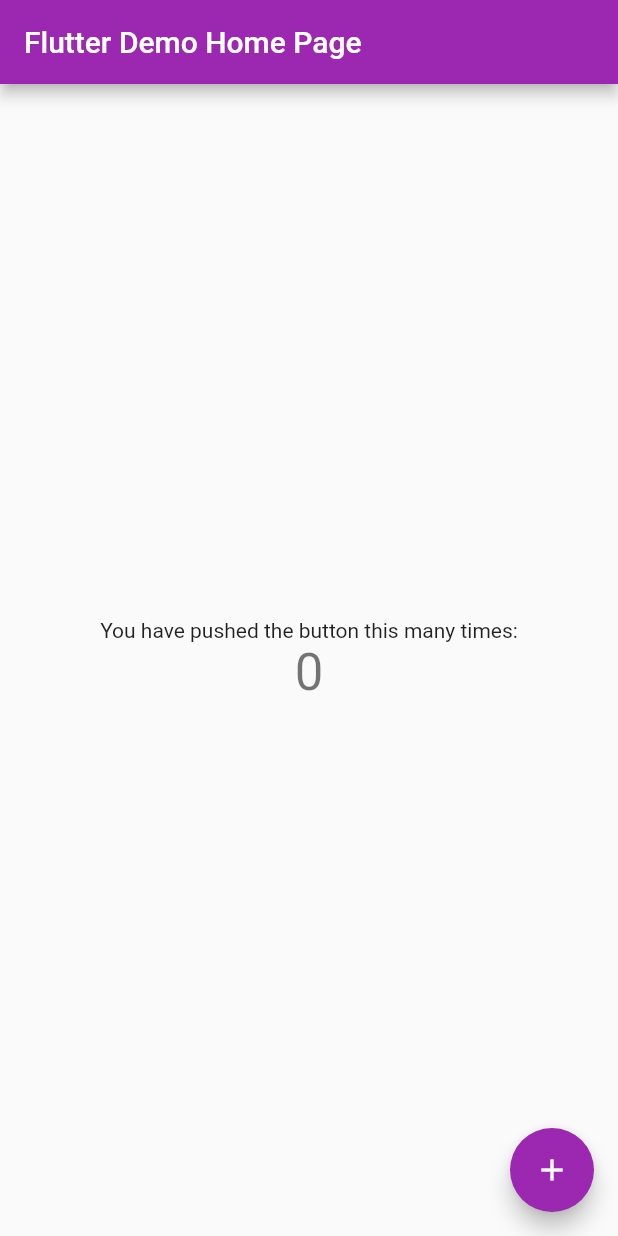
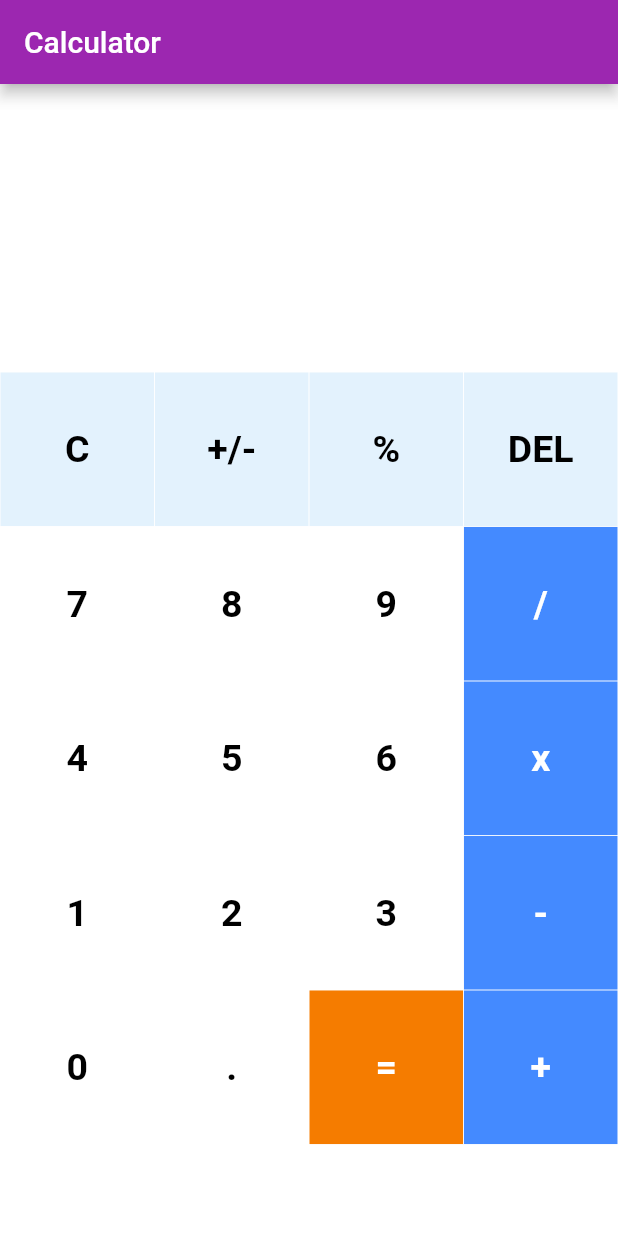
Before and after one commit to ernestomar/flutter_calculator, a Flutter app: the screen it shows after launch, on a phone screen of 412 x 824 dp. Run offline on Flutter 3.47's test engine with Material 2 defaults, Android fonts, the phone set to English and light mode, and no system bars; our stand-ins replace math_expressions.

Commit message:
Primera versión de la calculadora

```diff
--- a/lib/main.dart
+++ b/lib/main.dart
@@ -1,4 +1,7 @@
 import 'package:flutter/material.dart';
+import 'package:math_expressions/math_expressions.dart';
+
+import 'my_button.dart';
 
 void main() {
   runApp(const MyApp());
@@ -13,103 +16,200 @@ class MyApp extends StatelessWidget {
     return MaterialApp(
       title: 'Calculator',
       theme: ThemeData(
-        // This is the theme of your application.
-        //
-        // Try running your application with "flutter run". You'll see the
-        // application has a blue toolbar. Then, without quitting the app, try
-        // changing the primarySwatch below to Colors.green and then invoke
-        // "hot reload" (press "r" in the console where you ran "flutter run",
-        // or simply save your changes to "hot reload" in a Flutter IDE).
-        // Notice that the counter didn't reset back to zero; the application
-        // is not restarted.
         primarySwatch: Colors.purple,
       ),
-      home: const MyHomePage(title: 'Flutter Demo Home Page'),
+      home: const MyHomePage(),
     );
   }
 }
 
 class MyHomePage extends StatefulWidget {
-  const MyHomePage({Key? key, required this.title}) : super(key: key);
-
-  // This widget is the home page of your application. It is stateful, meaning
-  // that it has a State object (defined below) that contains fields that affect
-  // how it looks.
-
-  // This class is the configuration for the state. It holds the values (in this
-  // case the title) provided by the parent (in this case the App widget) and
-  // used by the build method of the State. Fields in a Widget subclass are
-  // always marked "final".
-
-  final String title;
+  const MyHomePage({Key? key}) : super(key: key);
 
   @override
-  State<MyHomePage> createState() => _MyHomePageState();
+  State<MyHomePage> createState() {
+    return _MyHomePageState();
+  }
 }
 
 class _MyHomePageState extends State<MyHomePage> {
-  int _counter = 0;
+  var userInput = '';
+  var answer = '';
 
-  void _incrementCounter() {
-    setState(() {
-      // This call to setState tells the Flutter framework that something has
-      // changed in this State, which causes it to rerun the build method below
-      // so that the display can reflect the updated values. If we changed
-      // _counter without calling setState(), then the build method would not be
-      // called again, and so nothing would appear to happen.
-      _counter++;
-    });
-  }
+  // Array of button
+  final List<String> buttons = [
+    'C',
+    '+/-',
+    '%',
+    'DEL',
+    '7',
+    '8',
+    '9',
+    '/',
+    '4',
+    '5',
+    '6',
+    'x',
+    '1',
+    '2',
+    '3',
+    '-',
+    '0',
+    '.',
+    '=',
+    '+',
+  ];
 
   @override
   Widget build(BuildContext context) {
-    // This method is rerun every time setState is called, for instance as done
-    // by the _incrementCounter method above.
-    //
-    // The Flutter framework has been optimized to make rerunning build methods
-    // fast, so that you can just rebuild anything that needs updating rather
-    // than having to individually change instances of widgets.
     return Scaffold(
       appBar: AppBar(
-        // Here we take the value from the MyHomePage object that was created by
-        // the App.build method, and use it to set our appbar title.
-        title: Text(widget.title),
+        title: const Text("Calculator"),
       ),
-      body: Center(
-        // Center is a layout widget. It takes a single child and positions it
-        // in the middle of the parent.
-        child: Column(
-          // Column is also a layout widget. It takes a list of children and
-          // arranges them vertically. By default, it sizes itself to fit its
-          // children horizontally, and tries to be as tall as its parent.
-          //
-          // Invoke "debug painting" (press "p" in the console, choose the
-          // "Toggle Debug Paint" action from the Flutter Inspector in Android
-          // Studio, or the "Toggle Debug Paint" command in Visual Studio Code)
-          // to see the wireframe for each widget.
-          //
-          // Column has various properties to control how it sizes itself and
-          // how it positions its children. Here we use mainAxisAlignment to
-          // center the children vertically; the main axis here is the vertical
-          // axis because Columns are vertical (the cross axis would be
-          // horizontal).
-          mainAxisAlignment: MainAxisAlignment.center,
-          children: <Widget>[
-            const Text(
-              'You have pushed the button this many times:',
+      backgroundColor: Colors.white38,
+      body: Column(
+        children: <Widget>[
+          Expanded(
+            child: Container(
+              child: Column(
+                  mainAxisAlignment: MainAxisAlignment.spaceEvenly,
+                  children: <Widget>[
+                    Container(
+                      padding: const EdgeInsets.all(20),
+                      alignment: Alignment.centerRight,
+                      child: Text(
+                        userInput,
+                        style:
+                            const TextStyle(fontSize: 18, color: Colors.white),
+                      ),
+                    ),
+                    Container(
+                      padding: const EdgeInsets.all(15),
+                      alignment: Alignment.centerRight,
+                      child: Text(
+                        answer,
+                        style: const TextStyle(
+                            fontSize: 30,
+                            color: Colors.white,
+                            fontWeight: FontWeight.bold),
+                      ),
+                    )
+                  ]),
             ),
-            Text(
-              '$_counter',
-              style: Theme.of(context).textTheme.headline4,
+          ),
+          Expanded(
+            flex: 3,
+            child: Container(
+              child: GridView.builder(
+                  itemCount: buttons.length,
+                  gridDelegate: const SliverGridDelegateWithFixedCrossAxisCount(
+                      crossAxisCount: 4),
+                  itemBuilder: (BuildContext context, int index) {
+                    // Clear Button
+                    if (index == 0) {
+                      return MyButton(
+                        buttontapped: () {
+                          setState(() {
+                            userInput = '';
+                            answer = '0';
+                          });
+                        },
+                        buttonText: buttons[index],
+                        color: Colors.blue[50],
+                        textColor: Colors.black,
+                      );
+                    }
+
+                    // +/- button
+                    else if (index == 1) {
+                      return MyButton(
+                        buttonText: buttons[index],
+                        color: Colors.blue[50],
+                        textColor: Colors.black,
+                      );
+                    }
+                    // % Button
+                    else if (index == 2) {
+                      return MyButton(
+                        buttontapped: () {
+                          setState(() {
+                            userInput += buttons[index];
+                          });
+                        },
+                        buttonText: buttons[index],
+                        color: Colors.blue[50],
+                        textColor: Colors.black,
+                      );
+                    }
+                    // Delete Button
+                    else if (index == 3) {
+                      return MyButton(
+                        buttontapped: () {
+                          setState(() {
+                            // Elimina el ultimo carcater
+                            userInput =
+                                userInput.substring(0, userInput.length - 1);
+                          });
+                        },
+                        buttonText: buttons[index],
+                        color: Colors.blue[50],
+                        textColor: Colors.black,
+                      );
+                    }
+                    // Equal_to Button
+                    else if (index == 18) {
+                      return MyButton(
+                        buttontapped: () {
+                          setState(() {
+                            equalPressed();
+                          });
+                        },
+                        buttonText: buttons[index],
+                        color: Colors.orange[700],
+                        textColor: Colors.white,
+                      );
+                    }
+
+                    //  other buttons
+                    else {
+                      return MyButton(
+                        buttontapped: () {
+                          setState(() {
+                            userInput += buttons[index];
+                          });
+                        },
+                        buttonText: buttons[index],
+                        color: isOperator(buttons[index])
+                            ? Colors.blueAccent
+                            : Colors.white,
+                        textColor: isOperator(buttons[index])
+                            ? Colors.white
+                            : Colors.black,
+                      );
+                    }
+                  }), // GridView.builder
             ),
-          ],
-        ),
+          ),
+        ],
       ),
-      floatingActionButton: FloatingActionButton(
-        onPressed: _incrementCounter,
-        tooltip: 'Increment',
-        child: const Icon(Icons.add),
-      ), // This trailing comma makes auto-formatting nicer for build methods.
     );
   }
+
+  bool isOperator(String x) {
+    if (x == '/' || x == 'x' || x == '-' || x == '+' || x == '=') {
+      return true;
+    }
+    return false;
+  }
+
+  void equalPressed() {
+    String finaluserinput = userInput;
+    finaluserinput = userInput.replaceAll('x', '*');
+
+    Parser p = Parser();
+    Expression exp = p.parse(finaluserinput);
+    ContextModel cm = ContextModel();
+    double eval = exp.evaluate(EvaluationType.REAL, cm);
+    answer = eval.toString();
+  }
 }
--- /dev/null
+++ b/lib/my_button.dart
@@ -0,0 +1,42 @@
+import 'package:flutter/material.dart';
+
+class MyButton extends StatelessWidget {
+  // declaring variables
+  final color;
+  final textColor;
+  final String buttonText;
+  final buttontapped;
+
+  //Constructor
+  MyButton(
+      {this.color,
+      this.textColor,
+      required this.buttonText,
+      this.buttontapped});
+
+  @override
+  Widget build(BuildContext context) {
+    return GestureDetector(
+      onTap: buttontapped,
+      child: Padding(
+        padding: const EdgeInsets.all(0.2),
+        child: ClipRRect(
+          // borderRadius: BorderRadius.circular(25),
+          child: Container(
+            color: color,
+            child: Center(
+              child: Text(
+                buttonText,
+                style: TextStyle(
+                  color: textColor,
+                  fontSize: 25,
+                  fontWeight: FontWeight.bold,
+                ),
+              ),
+            ),
+          ),
+        ),
+      ),
+    );
+  }
+}
--- a/pubspec.yaml
+++ b/pubspec.yaml
@@ -29,11 +29,10 @@ environment:
 dependencies:
   flutter:
     sdk: flutter
-
-
   # The following adds the Cupertino Icons font to your application.
   # Use with the CupertinoIcons class for iOS style icons.
-  cupertino_icons: ^1.0.2
+  cupertino_icons: ^0.1.3
+  math_expressions: ^2.0.0
 
 dev_dependencies:
   flutter_test:
```
Also changed, not shown: pubspec.lock.
